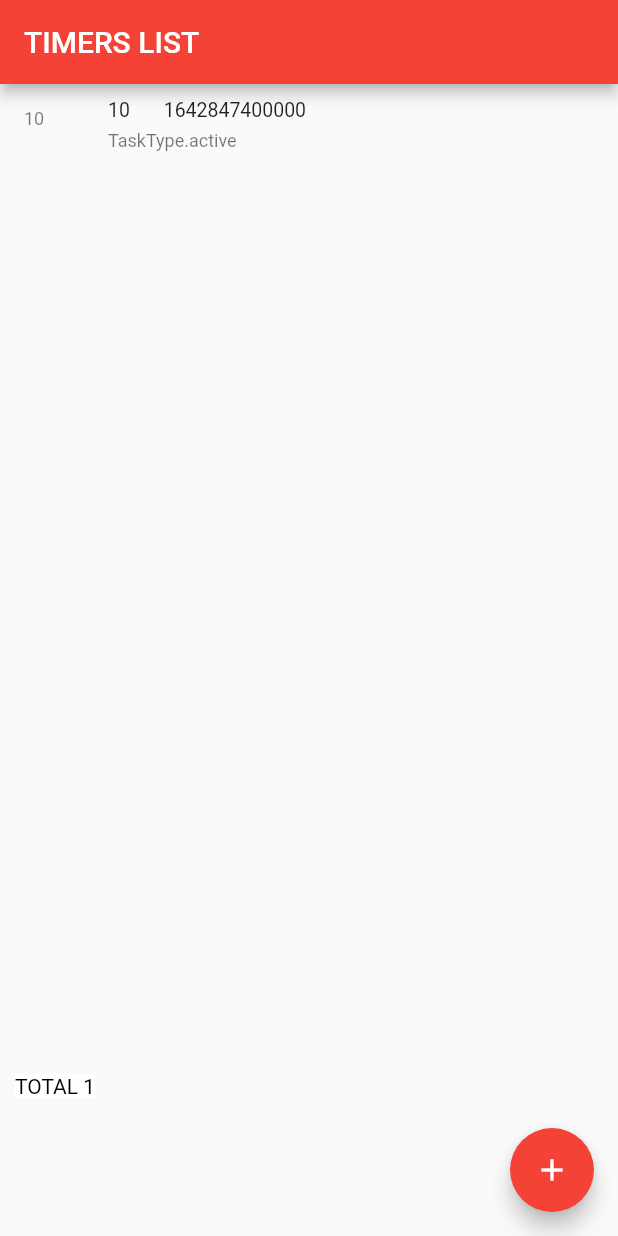
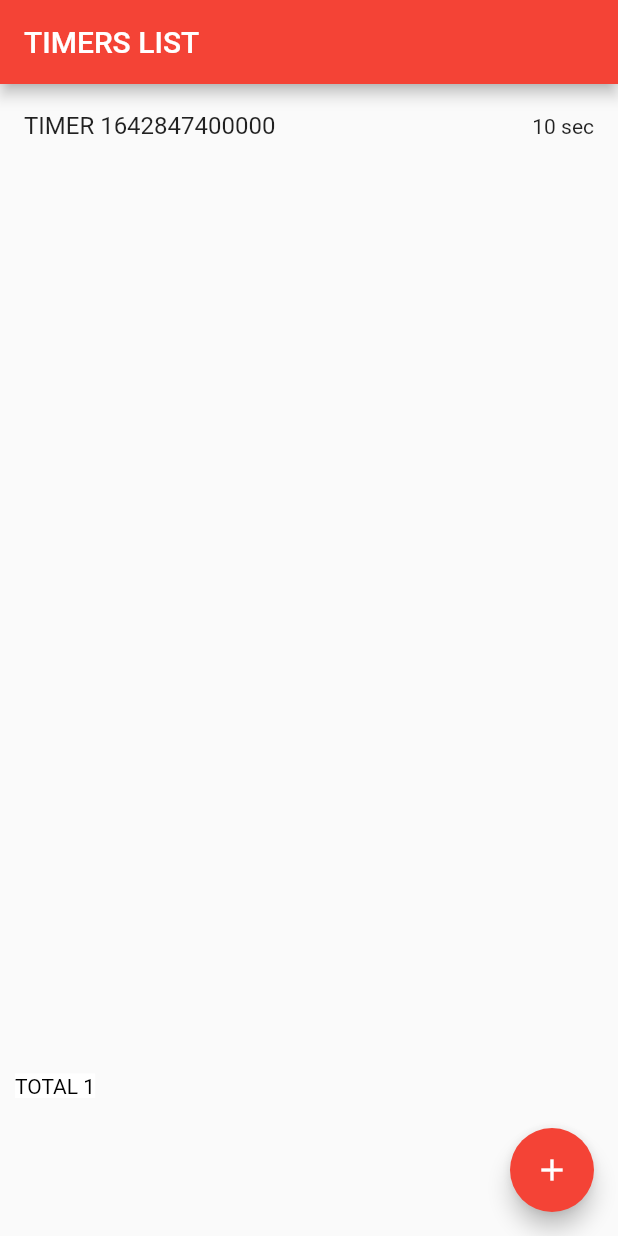
Before and after one commit to KanybekMomukeyev/TimerApp, a Flutter app: the screen it shows after launch, after a tap on the "add" icon, on a phone screen of 412 x 824 dp. Run offline on Flutter 3.47's test engine with Material 2 defaults, Android fonts, the phone set to English and light mode, and no system bars; our stand-ins replace bloc, equatable, flutter_bloc.

Commit message:
Litle UI fixxess.
Litle UI fixxess.

```diff
--- a/lib/Models/task_model.dart
+++ b/lib/Models/task_model.dart
@@ -18,6 +18,23 @@ class TaskModel {
   final int durations;
   TaskType taskType;
   int iterations;
+
+  String secondString() {
+    switch (taskType) {
+      case TaskType.stopped:
+        return "stopped";
+      case TaskType.active:
+        final secondsStr =
+            (durations - iterations).floor().toString().padLeft(1, '0');
+        return secondsStr + " sec";
+      case TaskType.paused:
+        return "paused";
+    }
+  }
+
+  String nameString() {
+    return "TIMER $taskId";
+  }
 
   factory TaskModel.fromRandom() {
     int min = 10;
--- a/lib/UI/dynamic_list_page.dart
+++ b/lib/UI/dynamic_list_page.dart
@@ -31,8 +31,11 @@ class _DynamicListPageState extends State<DynamicListPage> {
           return Column(children: <Widget>[
             Expanded(
               flex: 10,
-              child: ListView.builder(
+              child: ListView.separated(
                   itemCount: state.tasks.length,
+                  separatorBuilder: (context, index) {
+                    return const Divider();
+                  },
                   itemBuilder: (BuildContext context, int index) {
                     return _DynamicListItem(
                       task: state.tasks[index],
@@ -88,7 +91,6 @@ class _DynamicListItem extends StatelessWidget {
 
   @override
   Widget build(BuildContext context) {
-    final textTheme = Theme.of(context).textTheme;
     return BlocBuilder<TimerBloc, TimerState>(
       buildWhen: (prev, state) {
         if (state is TimerInitialState) {
@@ -106,35 +108,10 @@ class _DynamicListItem extends StatelessWidget {
           BlocProvider.of<TimerBloc>(context)
               .add(TimerStarted(duration: state.duration));
         }
-        if (state is TimerRunInProgressState) {
-          final workingTasksDict = state.workingTasks;
-          if (workingTasksDict.containsKey(task.taskId)) {
-            final secondsStr = (task.durations - task.iterations)
-                .floor()
-                .toString()
-                .padLeft(2, '0');
-
-            return Material(
-              child: ListTile(
-                leading: Text(secondsStr, style: textTheme.caption),
-                title: Text("${task.durations}       ${task.taskId}"),
-                isThreeLine: true,
-                subtitle: Text("${task.taskType}"),
-                dense: true,
-                onTap: () {},
-              ),
-            );
-          }
-        }
-
         return Material(
           child: ListTile(
-            leading: Text("${task.taskType}", style: textTheme.caption),
-            title: Text("${task.durations}"),
-            isThreeLine: true,
-            subtitle: Text("${task.taskType}"),
-            dense: true,
-            onTap: () {},
+            title: Text(task.nameString()),
+            trailing: Text(task.secondString()),
           ),
         );
       },
```
